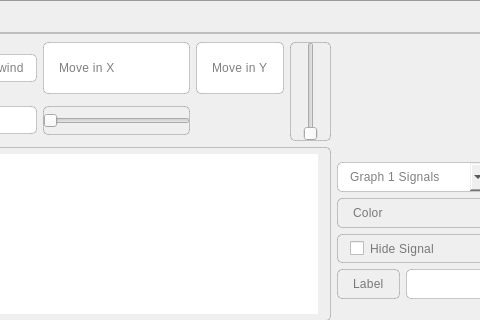
Before: the Qt Designer form main.ui in AliBadran716/Signal_Viewer, drawn with Qt 5; both pictures show x 260 to 740 and y 0 to 320 of the 1188 by 688 pixel window.
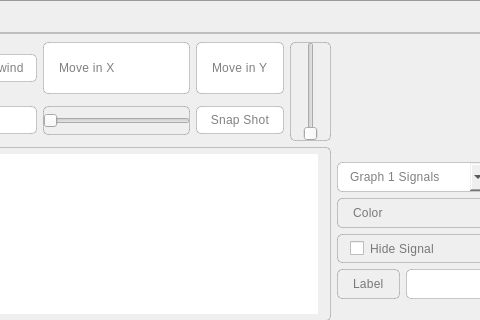
After: the same form once the commit is applied. Icons and pictures are not drawn. Custom widgets are drawn as their Qt base class.

Commit message: pdf and tables done

Patch:
```diff
--- a/main.ui
+++ b/main.ui
@@ -249,6 +249,22 @@
         </property>
        </widget>
       </item>
+      <item row="1" column="5">
+       <widget class="QPushButton" name="snap_shot_btn">
+        <property name="styleSheet">
+         <string notr="true">QPushButton {background-color:white;}
+
+::hover {
+    background-color: rgb(238, 238, 238); 
+    
+    color:#444; 
+}</string>
+        </property>
+        <property name="text">
+         <string>Snap Shot</string>
+        </property>
+       </widget>
+      </item>
      </layout>
     </item>
     <item row="0" column="1" rowspan="2">
```
The commit also changes 1 other file.
